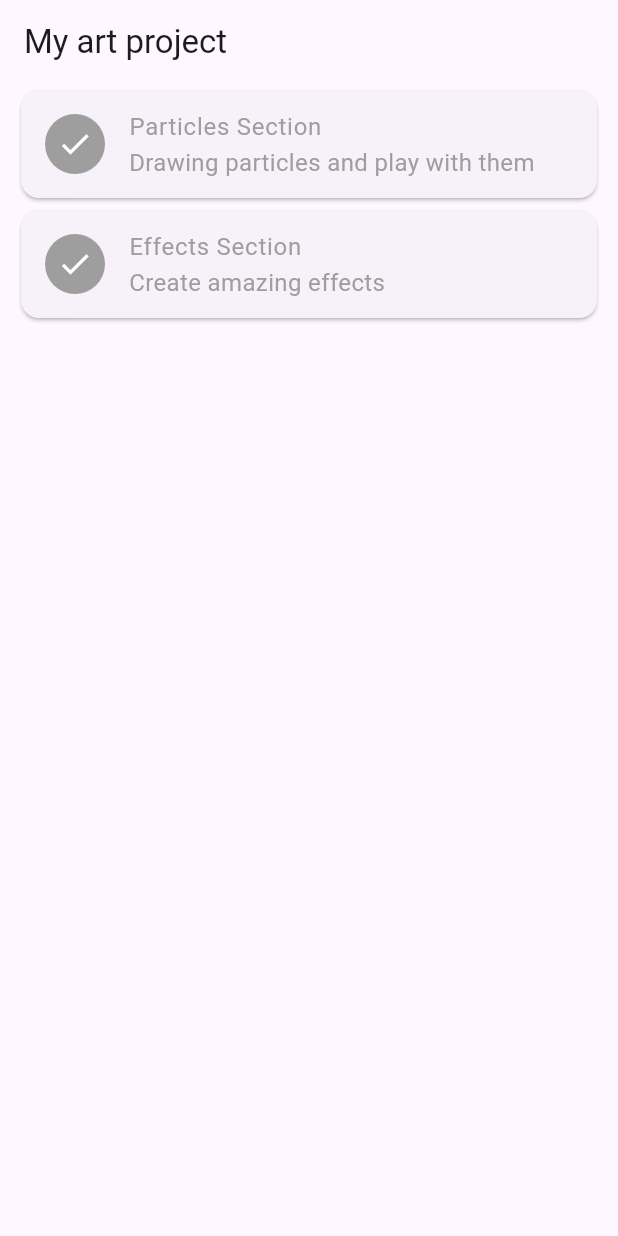
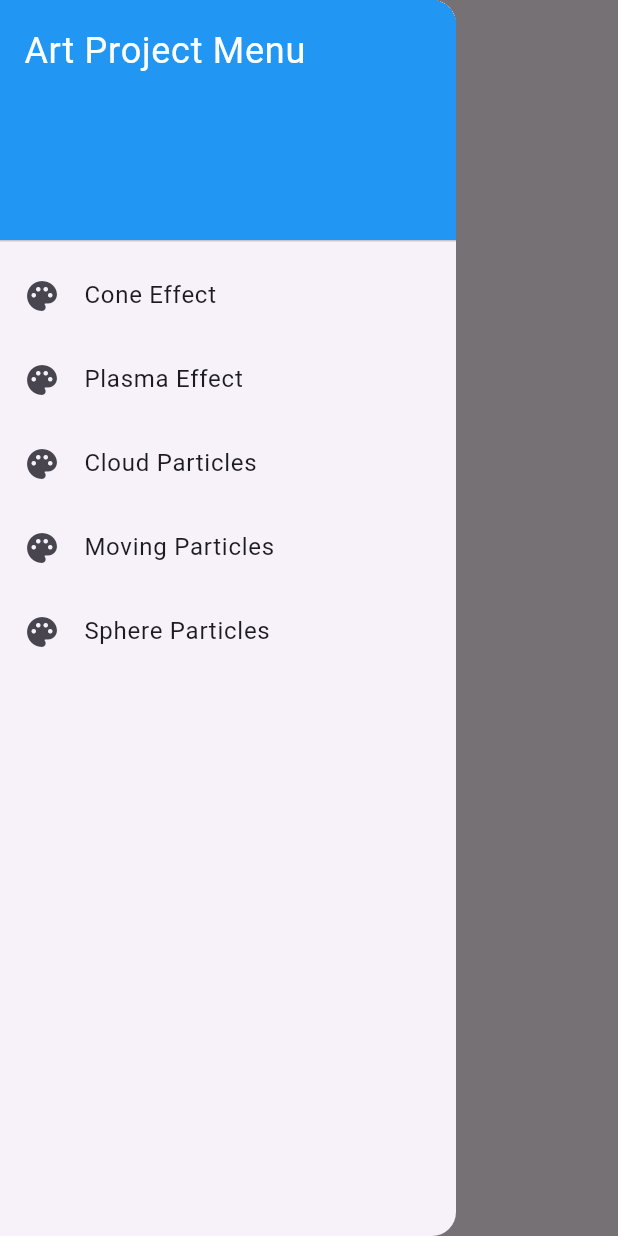
Before and after one commit to jamescardona11/flutter_art_project, a Flutter app: the screen it shows after launch, with the side drawer open (before the commit the screen has no drawer), on a phone screen of 412 x 824 dp. Run offline on Flutter 3.47's test engine with Material 3 defaults, Android fonts, the phone set to English and light mode, and no system bars; missing offline and left inert: fast_noise.

Commit message:
Reset the structure for project

```diff
--- a/lib/main.dart
+++ b/lib/main.dart
@@ -1,107 +1,83 @@
 import 'package:flutter/material.dart';
+import 'package:flutter_art_project/pages/effect/cone_effect_view.dart';
 
-import 'pages/effect/effect_page.dart';
-import 'pages/particles/particles_page.dart';
+import 'pages/effect/plasma_effect_view.dart';
+import 'pages/particles/cloud_particles_view.dart';
+import 'pages/particles/moving_particles_view.dart';
+import 'pages/particles/sphere_particles_view.dart';
 
 void main() => runApp(MyApp());
 
 class MyApp extends StatelessWidget {
   @override
   Widget build(BuildContext context) {
-    return MaterialApp(
+    return const MaterialApp(
       title: 'Material App',
       debugShowCheckedModeBanner: false,
-      home: Scaffold(
-        appBar: AppBar(
-          title: const Text('My art project'),
+      home: HomeWidget(),
+    );
+  }
+}
+
+class HomeWidget extends StatefulWidget {
+  const HomeWidget({
+    super.key,
+  });
+
+  @override
+  State<HomeWidget> createState() => _HomeWidgetState();
+}
+
+class _HomeWidgetState extends State<HomeWidget> {
+  final Map<String, Widget> items = {
+    'Cone Effect': const ConeEffectView(),
+    'Plasma Effect': const PlasmaEffectView(),
+    'Cloud Particles': const CloudParticlesView(),
+    'Moving Particles': const MovingParticlesView(),
+    'Sphere Particles': const SphereParticlesView(),
+  };
+
+  String _currentPage = 'Effect Section';
+
+  @override
+  Widget build(BuildContext context) {
+    return Scaffold(
+      appBar: AppBar(
+        title: const Text('My art project'),
+      ),
+      drawer: Drawer(
+        child: ListView(
+          padding: EdgeInsets.zero,
+          children: [
+            const DrawerHeader(
+              decoration: BoxDecoration(
+                color: Colors.blue,
+              ),
+              child: Text(
+                'Art Project Menu',
+                style: TextStyle(
+                  color: Colors.white,
+                  fontSize: 24,
+                ),
+              ),
+            ),
+            for (var item in items.entries)
+              ListTile(
+                leading: const Icon(Icons.palette),
+                title: Text(item.key),
+                onTap: () {
+                  setState(() {
+                    _currentPage = item.key;
+                  });
+                  Navigator.pop(context);
+                },
+              ),
+          ],
         ),
-        body: const SafeArea(
-          child: ListContentPage(),
-        ),
+      ),
+      body: SafeArea(
+        child: items[_currentPage] ?? const SizedBox(),
       ),
     );
   }
 }
-
-class ListContentPage extends StatelessWidget {
-  const ListContentPage({Key? key}) : super(key: key);
-
-  @override
-  Widget build(BuildContext context) {
-    return ListView(
-      padding: const EdgeInsets.symmetric(horizontal: 10),
-      children: [
-        const CardItemWidget(
-          name: 'Particles Section',
-          description: 'Drawing particles and play with them',
-          route: ParticlesPage(),
-        ),
-        const CardItemWidget(
-          name: 'Effects Section',
-          description: 'Create amazing effects',
-          route: EffectPage(),
-        ),
-      ],
-    );
-  }
-}
-
-class CardItemWidget extends StatelessWidget {
-  const CardItemWidget({
-    Key? key,
-    required this.name,
-    this.description = '',
-    required this.route,
-    this.isDone = true,
-  }) : super(key: key);
-
-  final String name;
-  final String description;
-  final Widget route;
-  final bool isDone;
-
-  @override
-  Widget build(BuildContext context) {
-    return GestureDetector(
-      onTap: () {
-        Navigator.push(
-          context,
-          MaterialPageRoute(
-            builder: (context) => route,
-          ),
-        );
-      },
-      child: Card(
-        child: ListTile(
-          leading: Container(
-            padding: const EdgeInsets.all(8),
-            decoration: const BoxDecoration(
-              color: Colors.grey,
-              shape: BoxShape.circle,
-            ),
-            child: Icon(
-              isDone ? Icons.done : Icons.build_rounded,
-              color: Colors.white,
-            ),
-          ),
-          title: Text(
-            name,
-            style: const TextStyle(
-              fontWeight: FontWeight.w400,
-              fontSize: 16,
-              color: Colors.grey,
-            ),
-          ),
-          subtitle: Text(
-            description,
-            style: const TextStyle(
-              fontWeight: FontWeight.w400,
-              fontSize: 16,
-              color: Colors.grey,
-            ),
-          ),
-        ),
-      ),
-    );
-  }
-}
--- a/pubspec.yaml
+++ b/pubspec.yaml
@@ -5,13 +5,13 @@ publish_to: 'none' # Remove this line if you wish to publish to pub.dev
 version: 1.0.0+1
 
 environment:
-  sdk: ">=2.12.0 <3.0.0"
+  sdk: ">=3.0.0 <4.0.0"
 
 dependencies:
   flutter:
     sdk: flutter
-  fast_noise: ^1.0.1
-  salomon_bottom_bar: ^3.0.0
+  fast_noise: ^2.0.0
+
 
 dev_dependencies:
   flutter_test:
```
Also changed, not shown: lib/pages/effect/effect_page.dart (deleted, +0 -55 lines), lib/pages/effect/plasma_effect_view.dart (+3 -7 lines), lib/pages/particles/particles_page.dart (deleted, +0 -56 lines), 2 other files.
